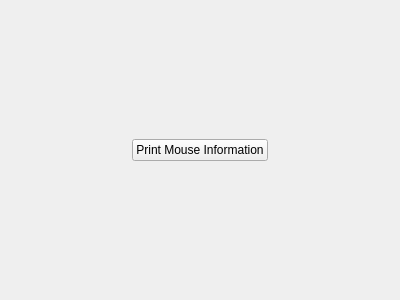
This is MouseSetter/mainwindow.ui in codec-abc/QtMouseSetter as Qt 5 draws it before an edit. The edited form follows.
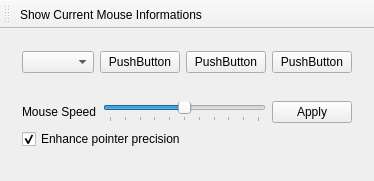
This is the edited form.

The edit to the form file:
```diff
--- a/MouseSetter/mainwindow.ui
+++ b/MouseSetter/mainwindow.ui
@@ -6,8 +6,8 @@
    <rect>
     <x>0</x>
     <y>0</y>
-    <width>400</width>
-    <height>300</height>
+    <width>369</width>
+    <height>181</height>
    </rect>
   </property>
   <property name="windowTitle">
@@ -15,35 +15,109 @@
   </property>
   <widget class="QWidget" name="centralWidget">
    <layout class="QGridLayout" name="gridLayout">
-    <item row="0" column="0">
-     <spacer name="horizontalSpacer">
-      <property name="orientation">
-       <enum>Qt::Horizontal</enum>
-      </property>
-      <property name="sizeHint" stdset="0">
-       <size>
-        <width>40</width>
-        <height>20</height>
-       </size>
-      </property>
-     </spacer>
+    <item row="1" column="1">
+     <widget class="QWidget" name="widget_2" native="true">
+      <layout class="QGridLayout" name="gridLayout_3">
+       <item row="0" column="0">
+        <widget class="QLabel" name="label">
+         <property name="text">
+          <string>Mouse Speed</string>
+         </property>
+        </widget>
+       </item>
+       <item row="0" column="1">
+        <widget class="QSlider" name="horizontalSlider">
+         <property name="minimum">
+          <number>1</number>
+         </property>
+         <property name="maximum">
+          <number>11</number>
+         </property>
+         <property name="singleStep">
+          <number>2</number>
+         </property>
+         <property name="pageStep">
+          <number>10</number>
+         </property>
+         <property name="value">
+          <number>6</number>
+         </property>
+         <property name="orientation">
+          <enum>Qt::Horizontal</enum>
+         </property>
+         <property name="invertedAppearance">
+          <bool>false</bool>
+         </property>
+         <property name="invertedControls">
+          <bool>false</bool>
+         </property>
+         <property name="tickPosition">
+          <enum>QSlider::TicksBelow</enum>
+         </property>
+         <property name="tickInterval">
+          <number>1</number>
+         </property>
+        </widget>
+       </item>
+       <item row="0" column="2">
+        <widget class="QPushButton" name="pushButton_4">
+         <property name="text">
+          <string>Apply</string>
+         </property>
+        </widget>
+       </item>
+       <item row="1" column="0" colspan="3">
+        <widget class="QCheckBox" name="checkBox">
+         <property name="text">
+          <string>Enhance pointer precision</string>
+         </property>
+         <property name="checked">
+          <bool>true</bool>
+         </property>
+        </widget>
+       </item>
+      </layout>
+     </widget>
     </item>
     <item row="0" column="1">
-     <widget class="QPushButton" name="MouseInfoButton">
-      <property name="text">
-       <string>Print Mouse Information</string>
-      </property>
+     <widget class="QWidget" name="widget" native="true">
+      <layout class="QGridLayout" name="gridLayout_2">
+       <item row="1" column="1">
+        <widget class="QPushButton" name="pushButton">
+         <property name="text">
+          <string>PushButton</string>
+         </property>
+        </widget>
+       </item>
+       <item row="1" column="0">
+        <widget class="QComboBox" name="comboBox"/>
+       </item>
+       <item row="1" column="2">
+        <widget class="QPushButton" name="pushButton_2">
+         <property name="text">
+          <string>PushButton</string>
+         </property>
+        </widget>
+       </item>
+       <item row="1" column="3">
+        <widget class="QPushButton" name="pushButton_3">
+         <property name="text">
+          <string>PushButton</string>
+         </property>
+        </widget>
+       </item>
+      </layout>
      </widget>
     </item>
-    <item row="0" column="2">
-     <spacer name="horizontalSpacer_2">
+    <item row="2" column="1">
+     <spacer name="verticalSpacer">
       <property name="orientation">
-       <enum>Qt::Horizontal</enum>
+       <enum>Qt::Vertical</enum>
       </property>
       <property name="sizeHint" stdset="0">
        <size>
-        <width>40</width>
-        <height>20</height>
+        <width>20</width>
+        <height>40</height>
        </size>
       </property>
      </spacer>
@@ -60,6 +134,23 @@
     </rect>
    </property>
   </widget>
+  <widget class="QToolBar" name="toolBar">
+   <property name="windowTitle">
+    <string>toolBar</string>
+   </property>
+   <attribute name="toolBarArea">
+    <enum>TopToolBarArea</enum>
+   </attribute>
+   <attribute name="toolBarBreak">
+    <bool>false</bool>
+   </attribute>
+   <addaction name="actionShow_Current_Mouse_Informations"/>
+  </widget>
+  <action name="actionShow_Current_Mouse_Informations">
+   <property name="text">
+    <string>Show Current Mouse Informations</string>
+   </property>
+  </action>
  </widget>
  <layoutdefault spacing="6" margin="11"/>
  <resources/>
```
Left out of the diff: 29 changed lines with no effect on the pictures.
